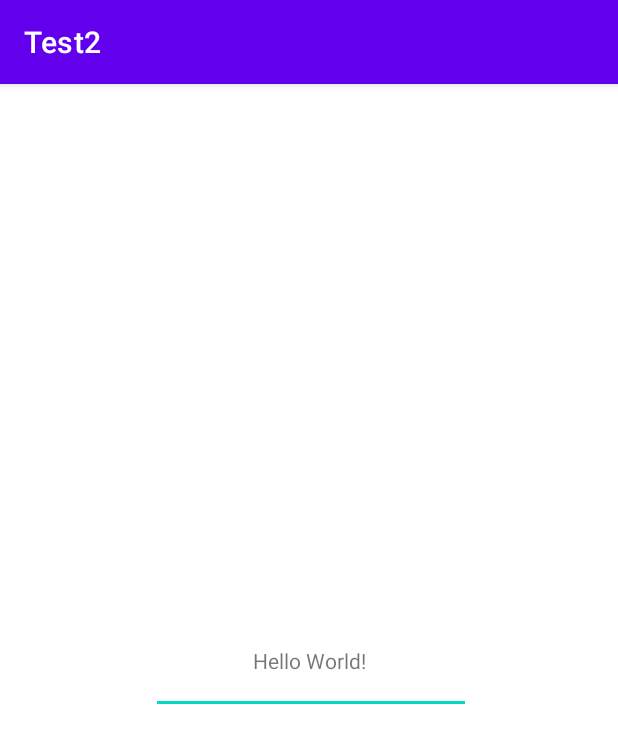
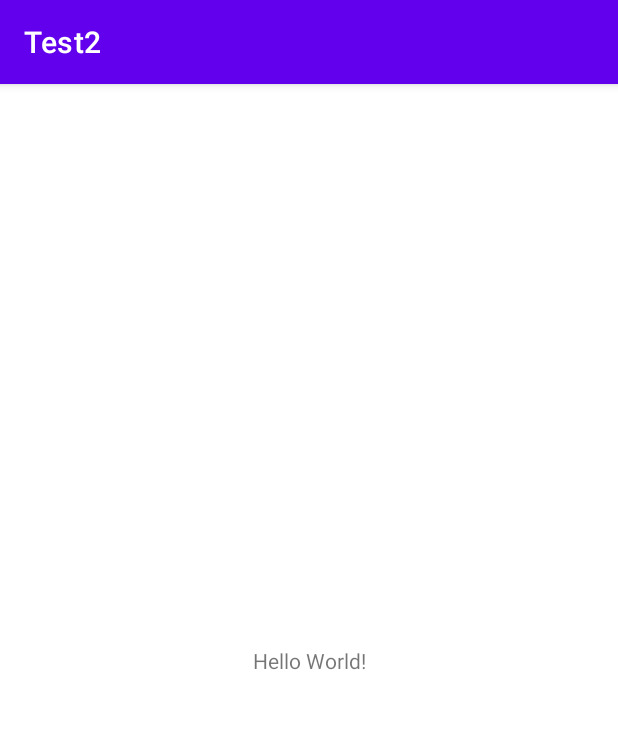
Before and after one commit to ajsingh1012/useless-button, an Android app: the screen it shows after launch (MainActivity), on a phone screen of 412 x 824 dp. Shown: the top 743 px of the screen. Run offline under Robolectric (Android 15) with nearby library versions, the phone set to English and light mode, and no system bars.

Commit message:
Initial commit

```diff
--- a/app/src/main/res/layout/activity_main.xml
+++ b/app/src/main/res/layout/activity_main.xml
@@ -16,21 +16,4 @@
         app:layout_constraintRight_toRightOf="parent"
         app:layout_constraintTop_toTopOf="parent" />
 
-    <EditText
-        android:id="@+id/editTextDate"
-        android:layout_width="wrap_content"
-        android:layout_height="wrap_content"
-        android:layout_marginStart="102dp"
-        android:layout_marginLeft="102dp"
-        android:layout_marginTop="1dp"
-        android:layout_marginEnd="100dp"
-        android:layout_marginRight="100dp"
-        android:layout_marginBottom="369dp"
-        android:ems="10"
-        android:inputType="date"
-        app:layout_constraintBottom_toBottomOf="parent"
-        app:layout_constraintEnd_toEndOf="parent"
-        app:layout_constraintStart_toStartOf="parent"
-        app:layout_constraintTop_toBottomOf="@+id/textView" />
-
 </androidx.constraintlayout.widget.ConstraintLayout>
--- a/build.gradle
+++ b/build.gradle
@@ -1,12 +1,14 @@
 // Top-level build file where you can add configuration options common to all sub-projects/modules.
 buildscript {
     repositories {
+        mavenLocal()
         google()
         jcenter()
     }
     dependencies {
         classpath "com.android.tools.build:gradle:4.1.3"
-
+        classpath 'com.google.gms:google-services:4.3.5'
+        classpath 'org.jetbrains.kotlin:kotlin-gradle-plugin:1.4.32'
         // NOTE: Do not place your application dependencies here; they belong
         // in the individual module build.gradle files
     }
@@ -14,6 +16,7 @@ buildscript {
 
 allprojects {
     repositories {
+        mavenLocal()
         google()
         jcenter()
     }
```
Also changed, not shown: app/build.gradle (+15 -3 lines).
